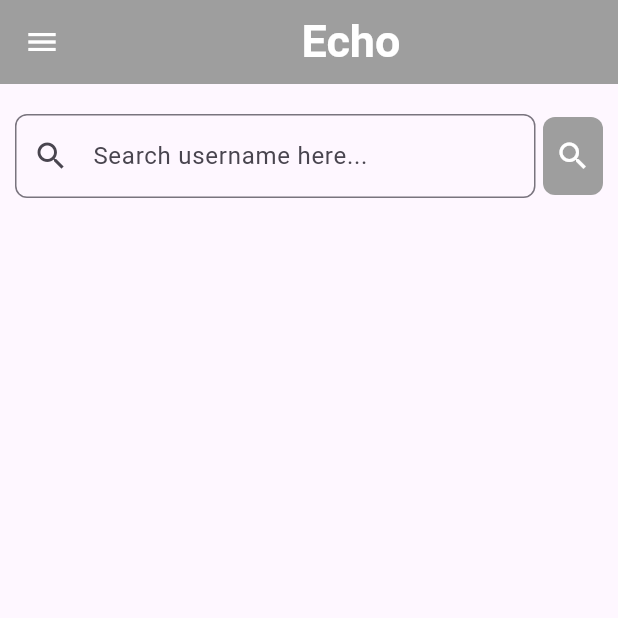
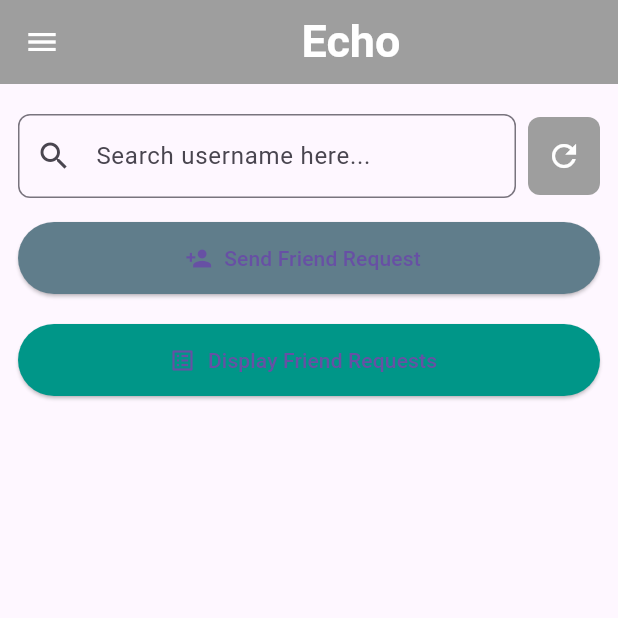
Before and after one commit to faseey/Echo, a Flutter app: the HomeScreen screen opened by its route, on a phone screen of 412 x 824 dp, the top half of it. Run offline on Flutter 3.47's test engine with Material 3 defaults, Android fonts, the phone set to English and light mode, and no system bars; our stand-ins replace cloud_firestore, firebase_core, firebase_storage, get, image_picker, persistent_bottom_nav_bar; accounts and stored records are empty.

Commit message:
added index + working friendlist

```diff
--- a/lib/Screen/homescreen.dart
+++ b/lib/Screen/homescreen.dart
@@ -2,6 +2,7 @@ import 'package:flutter/material.dart';
 import 'package:get/get.dart';
 import '../component/MyDrawer.dart';
 import '../controllers/home_controller.dart';
+ // Your new controller
 
 class HomeScreen extends StatelessWidget {
   HomeScreen({Key? key}) : super(key: key);
@@ -26,15 +27,16 @@ class HomeScreen extends StatelessWidget {
         ),
       ),
       drawer: MyDrawer(),
-      body: Column(
-        children: [
-          Padding(
-            padding: const EdgeInsets.only(top: 20, left: 10, right: 10),
-            child: Row(
+      body: Padding(
+        padding: const EdgeInsets.symmetric(horizontal: 12, vertical: 20),
+        child: Column(
+          children: [
+            // Search bar + search button
+            Row(
               children: [
                 Expanded(
                   child: TextFormField(
-                    controller: controller.textController,
+                    controller: controller.requestTextController,
                     decoration: InputDecoration(
                       hintText: "Search username here...",
                       prefixIcon: Icon(Icons.search),
@@ -43,54 +45,97 @@ class HomeScreen extends StatelessWidget {
                       ),
                     ),
                     onFieldSubmitted: (value) {
-                      controller.searchUser(value);
+                      controller.loadRequestsFromFirestore();
+                      // Optional: You can add user search logic here if needed
                     },
                   ),
                 ),
-                SizedBox(width: 5),
+                SizedBox(width: 8),
                 Container(
                   height: 52,
-                  width: 40,
+                  width: 48,
                   decoration: BoxDecoration(
                     color: Colors.grey,
                     borderRadius: BorderRadius.circular(8),
                   ),
                   child: IconButton(
                     onPressed: () {
-                      controller.searchUser(controller.textController.text);
+                      controller.loadRequestsFromFirestore();
                     },
-                    icon: Icon(Icons.search, color: Colors.white),
+                    icon: Icon(Icons.refresh, color: Colors.white),
                   ),
                 ),
               ],
             ),
-          ),
-          SizedBox(height: 20),
-          Obx(() {
-            if (controller.errorMessage.isNotEmpty) {
-              return Text(controller.errorMessage.value, style: TextStyle(color: Colors.red));
-            } else if (controller.foundUser.value != null) {
-              final user = controller.foundUser.value!.user;
-              return Card(
-                margin: EdgeInsets.all(12),
-                child: ListTile(
-                  title: Text(user.username, style: TextStyle(fontWeight: FontWeight.bold)),
-                  subtitle: Text(user.email), // or any other info you want to show
-                  trailing: Row(
-                    mainAxisSize: MainAxisSize.min,
-                    children: [
-                      TextButton(onPressed: () {/* Add Friend Logic */}, child: Text("Add Friend")),
-                      TextButton(onPressed: () {/* Message Logic */}, child: Text("Message")),
-                    ],
-                  ),
-                ),
-              );
-            } else {
-              return SizedBox.shrink(); // Show nothing if no search made yet
-            }
-          }),
 
-        ],
+            SizedBox(height: 16),
+
+            // Send friend request button
+            ElevatedButton.icon(
+              onPressed: () async {
+                final username = controller.requestTextController.text.trim();
+                if (username.isEmpty) {
+                  Get.snackbar("Error", "Please enter a username");
+                  return;
+                }
+                await controller.sendFriendRequest(username);
+                controller.requestTextController.clear();
+              },
+              icon: Icon(Icons.person_add),
+              label: Text("Send Friend Request"),
+              style: ElevatedButton.styleFrom(
+                minimumSize: Size(double.infinity, 48),
+                backgroundColor: Colors.blueGrey,
+              ),
+            ),
+
+            SizedBox(height: 20),
+
+            // Display all friend requests button
+            ElevatedButton.icon(
+              onPressed: () async {
+                await controller.loadRequestsFromFirestore();
+                if (controller.allRequests.isEmpty) {
+                  Get.snackbar("Info", "No pending friend requests");
+                } else {
+                  showDialog(
+                    context: context,
+                    builder: (context) => AlertDialog(
+                      title: Text("Pending Friend Requests"),
+                      content: Obx(() {
+                        return SizedBox(
+                          width: double.maxFinite,
+                          child: ListView.builder(
+                            shrinkWrap: true,
+                            itemCount: controller.allRequests.length,
+                            itemBuilder: (context, index) {
+                              return ListTile(
+                                leading: Icon(Icons.person),
+                                title: Text(controller.allRequests[index]),
+                              );
+                            },
+                          ),
+                        );
+                      }),
+                      actions: [
+                        TextButton(
+                          onPressed: () => Navigator.pop(context),
+                          child: Text("Close"),
+                        )
+                      ],
+                    ),
+                  );
+                }
+              },
+              icon: Icon(Icons.list_alt),
+              label: Text("Display Friend Requests"),
+              style: ElevatedButton.styleFrom(
+                minimumSize: Size(double.infinity, 48),
+                backgroundColor: Colors.teal,
+              ),
+            ),
+          ],
+        ),
       ),
     );
   }
--- a/lib/controllers/home_controller.dart
+++ b/lib/controllers/home_controller.dart
@@ -1,30 +1,92 @@
-import 'package:flutter/material.dart';
+import 'dart:developer';
+import 'package:flutter/cupertino.dart';
 import 'package:get/get.dart';
+import 'package:cloud_firestore/cloud_firestore.dart';
 
+import '../models/echo.dart';
+import '../models/friendlist.dart'; // your RequestQueue and Request models
 import '../models/bst.dart';
-import '../models/echo.dart';
-
+import '../user_data_model/userService.dart';
 
 class HomeController extends GetxController {
-  final textController = TextEditingController();
-  final foundUser = Rxn<BSTNode>(); // null = not searched yet
-  final errorMessage = RxString('');
+  final requestTextController = TextEditingController();
 
-  void searchUser(String username) {
-    final result = Echo.instance.bst.search(username.trim());
+  final FirebaseFirestore _firestore = FirebaseFirestore.instance;
 
-    if (result == null) {
-      foundUser.value = null;
-      errorMessage.value = 'User not found';
-    } else {
-      foundUser.value = result;
-      errorMessage.value = '';
+  BSTNode? get activeUserNode => Echo.activeUser;
+  User? get currentUser => activeUserNode?.user;
+
+  // Observable list of friend requests for UI
+  final allRequests = <String>[].obs;
+
+  /// Send friend request
+  Future<void> sendFriendRequest(String friendUsername) async {
+    if (currentUser == null) {
+      Get.snackbar("Error", "No active user");
+      return;
+    }
+
+    final receiverNode = Echo.instance.bst.search(friendUsername.trim());
+    if (receiverNode == null) {
+      Get.snackbar("Error", "User not found");
+      return;
+    }
+
+    final request = Request(
+      friendUsername: currentUser!.username,
+      senderIndex: currentUser!.user_index,
+      receiverIndex: receiverNode.user.user_index,
+    );
+
+    receiverNode.user.requestQueue.addRequest(request);
+
+    // Save updated requests to Firebase for the receiver
+    await saveRequestsToFirestore(friendUsername);
+
+    Get.snackbar("Success", "Friend request sent to $friendUsername");
+  }
+
+  /// Save friend requests of the user to Firestore
+  Future<void> saveRequestsToFirestore(String username) async {
+    final node = Echo.instance.bst.search(username);
+    if (node == null) return;
+
+    try {
+      final jsonList = node.user.requestQueue.toJsonList();
+      await _firestore.collection('friendRequests').doc(username).set({
+        'requests': jsonList,
+      });
+      log("Friend requests saved to Firestore for user $username");
+    } catch (e) {
+      log("Failed to save friend requests: $e");
+    }
+  }
+
+  /// Load friend requests from Firestore for the current user
+  Future<void> loadRequestsFromFirestore() async {
+    if (currentUser == null) return;
+
+    try {
+      final doc = await _firestore.collection('friendRequests').doc(currentUser!.username).get();
+
+      if (doc.exists && doc.data() != null) {
+        final jsonList = doc.data()!['requests'] as List<dynamic>? ?? [];
+        currentUser!.requestQueue.loadFromJsonList(jsonList);
+        allRequests.value = currentUser!.requestQueue.displayAllRequests();
+      } else {
+        currentUser!.requestQueue.clear();
+        allRequests.clear();
+      }
+      update();
+      log("Friend requests loaded from Firestore for ${currentUser!.username}");
+    } catch (e) {
+      log("Failed to load friend requests: $e");
     }
   }
 
   @override
   void onClose() {
-    textController.dispose();
+    requestTextController.dispose();
     super.onClose();
   }
 }
--- a/lib/controllers/register_controller.dart
+++ b/lib/controllers/register_controller.dart
@@ -32,6 +32,10 @@ class UserController extends GetxController {
 
       // Optionally set activeUser here if you want
       Echo.activeUser = echo.bst.search(user.username) ;
+      Echo.activeUser?.user.user_index =  Echo.userCount ;
+      await userCollection.doc(user.username).update({
+        'user_index': Echo.userCount,
+      });
       Echo.userCount++;
       final newConnections = await echo.getUpdatedConnections();
 
--- a/lib/user_data_model/userService.dart
+++ b/lib/user_data_model/userService.dart
@@ -1,12 +1,5 @@
-import 'dart:convert';
-import 'dart:io';
-
-import 'package:cloud_firestore/cloud_firestore.dart';
-import 'package:path_provider/path_provider.dart';
-
 import '../models/friendlist.dart';
 import '../models/poststack.dart';
-
 
 class User {
   String username;
@@ -19,8 +12,9 @@ class User {
   String gender;
   String profileImageUrl;
   String bio;
-  PostStack postStack;       // posts
-  RequestQueue requestList;   // friend requests
+  int user_index;  // <-- keep as is
+  PostStack postStack;
+  RequestQueue requestQueue;
 
   User({
     required this.username,
@@ -33,10 +27,11 @@ class User {
     required this.gender,
     this.profileImageUrl = '',
     this.bio = '',
+    this.user_index = -1,  // <-- default value
     PostStack? postStack,
-    RequestQueue? requestList,
+    RequestQueue? requestQueue,
   })  : postStack = postStack ?? PostStack(),
-        requestList = requestList ?? RequestQueue();
+        requestQueue = requestQueue ?? RequestQueue();
 
   Map<String, dynamic> toJson() => {
     'username': username,
@@ -49,8 +44,9 @@ class User {
     'gender': gender,
     'profileImageUrl': profileImageUrl,
     'bio': bio,
+    'user_index': user_index,      // <-- add here
     'posts': postStack.toJsonList(),
-    'friendRequests': requestList.toJsonList(),
+    'friendRequests': requestQueue.toJsonList(),
   };
 
   static User fromJson(Map<String, dynamic> json) {
@@ -75,8 +71,9 @@ class User {
       gender: json['gender'] ?? '',
       profileImageUrl: json['profileImageUrl'] ?? '',
       bio: json['bio'] ?? '',
+      user_index: json['user_index'] ?? -1,  // <-- add here, default -1
       postStack: postStack,
-      requestList: requestList,
+      requestQueue: requestList,
     );
   }
 }
```
Also changed, not shown: lib/models/friendlist.dart (+13 -5 lines).
